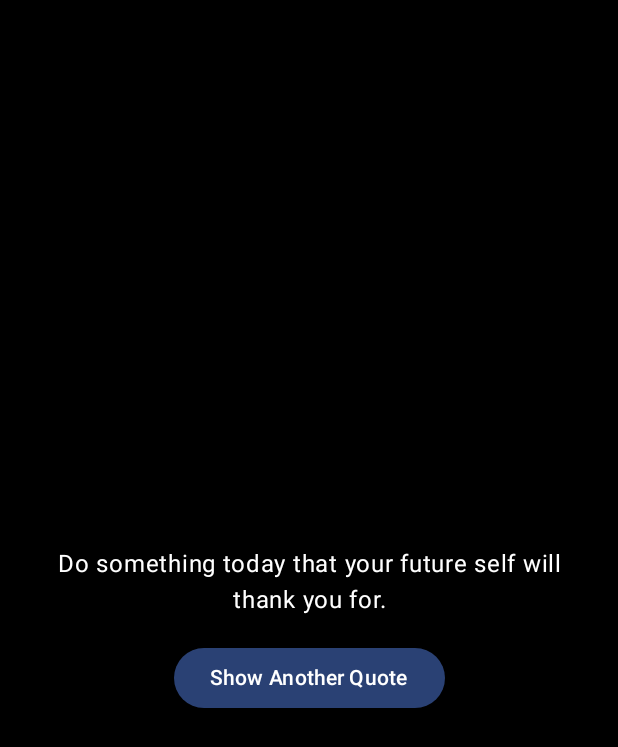
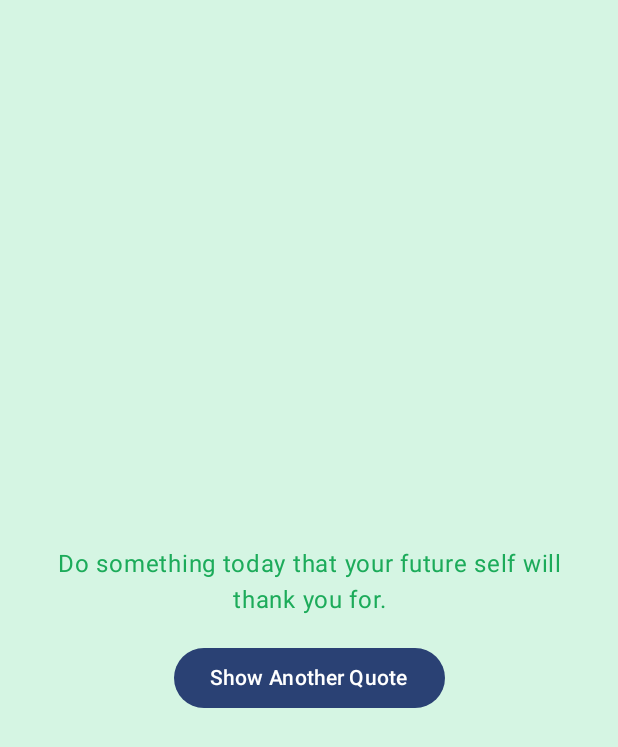
Before and after one commit to EdwardMarecos/CS501, an Android app built with Jetpack Compose: the screen it shows after launch (MainActivity), on a phone screen of 412 x 824 dp. Shown: the top 747 px of the screen. Run offline under Robolectric (Android 15) with nearby library versions, the phone set to English and light mode, and no system bars.

Commit message:
pretty colors

```diff
--- a/week2/QuoteoftheDayApp/app/src/main/java/com/example/quoteofthedayapp/MainActivity.kt
+++ b/week2/QuoteoftheDayApp/app/src/main/java/com/example/quoteofthedayapp/MainActivity.kt
@@ -39,14 +39,12 @@ class MainActivity : ComponentActivity() {
                 Scaffold(
                     modifier = Modifier
                         .fillMaxSize()
-//                        .background(Color(0xFFd5f5e3)),
-//                        .background((Color.Black))
                 ) { innerPadding ->
                     Box (
                         modifier = Modifier
                             .fillMaxSize()
                             .padding(innerPadding)
-                            .background(Color.Black)
+                            .background(Color(0xFFd5f5e3))
                     ) {
                         Quote(
                             modifier = Modifier
@@ -80,7 +78,7 @@ fun Quote(modifier: Modifier = Modifier) {
                 .fillMaxWidth()
                 .padding(16.dp),
             textAlign = TextAlign.Center,
-            color = Color.White
+            color = Color(0xff1cab5a)
         )
 
         // add button to change the quoter
```
